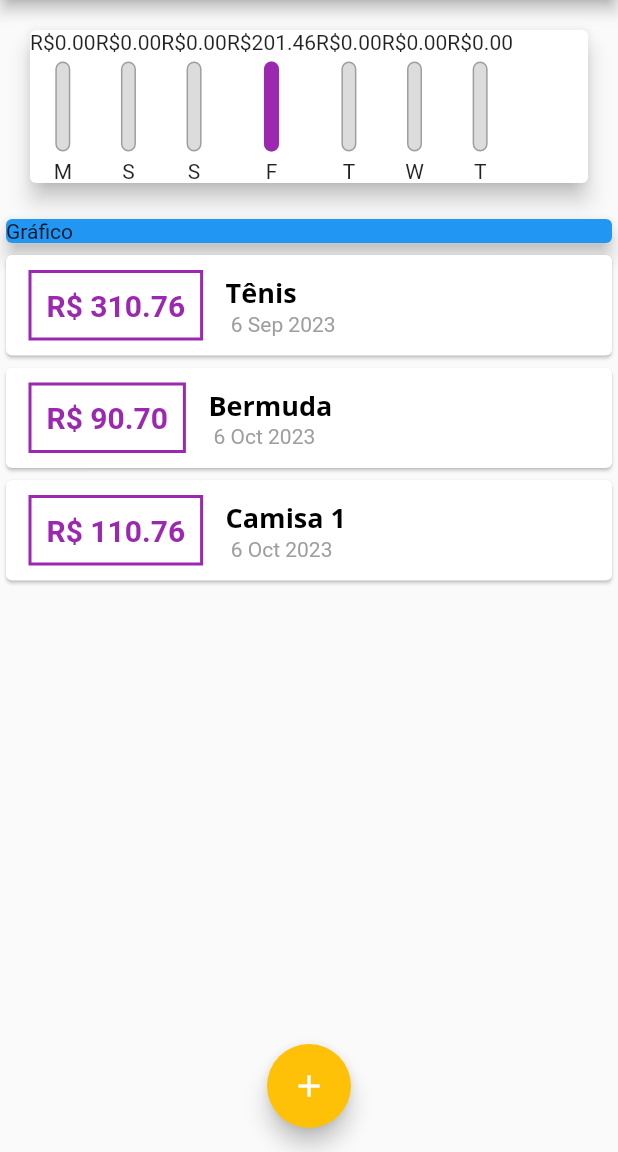
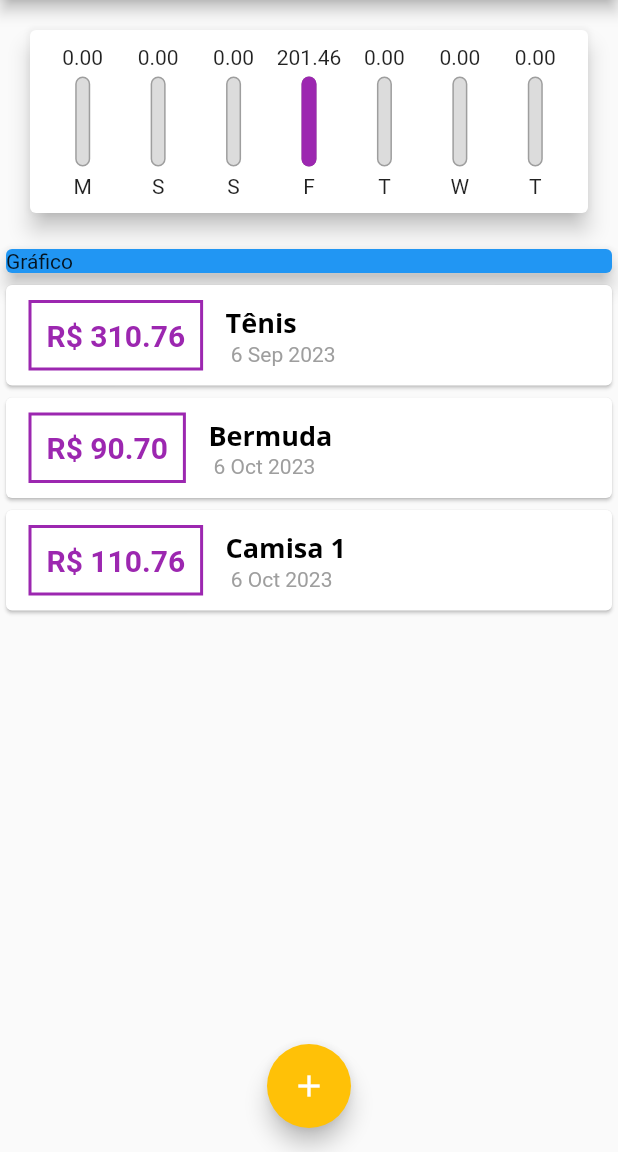
Before and after one commit to augustoprogramador/expenses, a Flutter app: the screen it shows after launch, on a phone screen of 412 x 824 dp, the part 84-1236 px from its top. Run offline on Flutter 3.47's test engine with Material 2 defaults, Android fonts, the phone set to English and light mode, and no system bars.

Commit message:
adicionando Flexible e remodelando o gráfico

```diff
--- a/lib/components/chart.dart
+++ b/lib/components/chart.dart
@@ -44,14 +44,21 @@ class Chart extends StatelessWidget {
     return Card(
       elevation: 6,
       margin: EdgeInsets.all(20),
+      child: Padding(
+        padding: EdgeInsets.all(10),
         child: Row(
+          mainAxisAlignment: MainAxisAlignment.spaceAround,
           children: groupedTransactions.map((tr) {
-          return ChartBar(
+            return Flexible(
+              fit: FlexFit.tight,
+              child: ChartBar(
                 label: tr['day'].toString(),
                 value: (tr['value'] as double),
                 percent: (tr['value'] as double) / weekTotalValue,
+              ),
             );
           }).toList(),
+        ),
       ),
     );
   }
--- a/lib/components/chart_bar.dart
+++ b/lib/components/chart_bar.dart
@@ -12,7 +12,9 @@ class ChartBar extends StatelessWidget {
   Widget build(BuildContext context) {
     return Column(
       children: [
-        Text('R\$${value!.toStringAsFixed(2)}'),
+        FittedBox(
+          child: Text('${value!.toStringAsFixed(2)}'),
+        ),
         SizedBox(
           height: 5,
         ),
```
Lines whose indentation alone changed are shown as unchanged.
